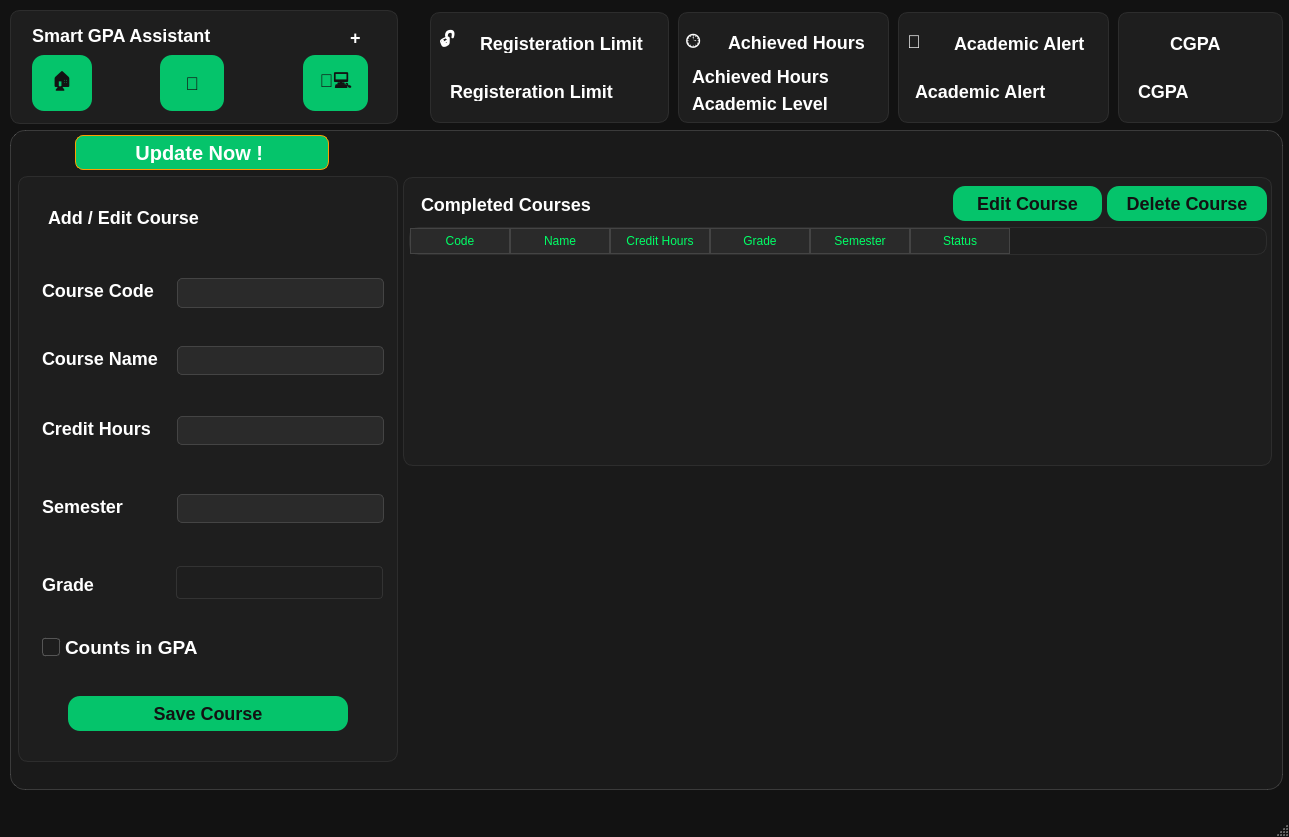
Old version of the form mainwindow.ui in the repository mostafa-hussain-1/SGA.
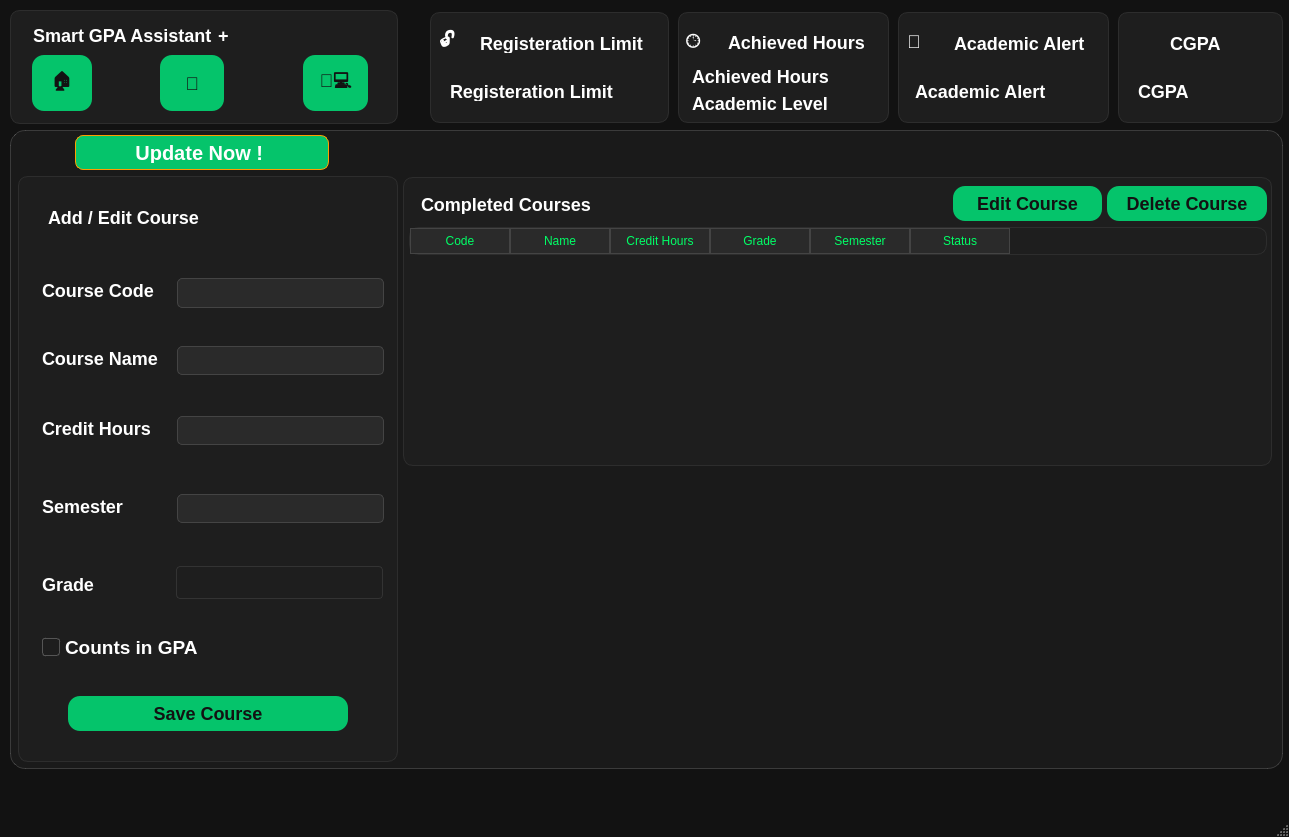
New version of the form. Icons and pictures are not drawn. Custom widgets are drawn as their Qt base class.

```diff
--- a/mainwindow.ui
+++ b/mainwindow.ui
@@ -305,28 +305,6 @@
     <property name="frameShadow">
      <enum>QFrame::Shadow::Raised</enum>
     </property>
-    <widget class="QLabel" name="head_lbl">
-     <property name="geometry">
-      <rect>
-       <x>22</x>
-       <y>4</y>
-       <width>314</width>
-       <height>43</height>
-      </rect>
-     </property>
-     <property name="font">
-      <font>
-       <pointsize>-1</pointsize>
-       <bold>true</bold>
-      </font>
-     </property>
-     <property name="text">
-      <string>Smart GPA Assistant</string>
-     </property>
-     <property name="label_case" stdset="0">
-      <string>head</string>
-     </property>
-    </widget>
     <widget class="QPushButton" name="dashboard">
      <property name="geometry">
       <rect>
@@ -384,27 +362,61 @@
       <string>emoji_btn</string>
      </property>
     </widget>
-    <widget class="QLabel" name="label_28">
+    <widget class="QWidget" name="">
      <property name="geometry">
       <rect>
-       <x>340</x>
-       <y>9</y>
-       <width>37</width>
-       <height>36</height>
+       <x>23</x>
+       <y>-10</y>
+       <width>342</width>
+       <height>71</height>
       </rect>
      </property>
-     <property name="font">
-      <font>
-       <pointsize>-1</pointsize>
-       <bold>true</bold>
-      </font>
-     </property>
-     <property name="text">
-      <string>+</string>
-     </property>
-     <property name="label_case" stdset="0">
-      <string>plus</string>
-     </property>
+     <layout class="QHBoxLayout" name="horizontalLayout">
+      <item>
+       <widget class="QLabel" name="head_lbl">
+        <property name="sizePolicy">
+         <sizepolicy hsizetype="Preferred" vsizetype="Fixed">
+          <horstretch>0</horstretch>
+          <verstretch>0</verstretch>
+         </sizepolicy>
+        </property>
+        <property name="font">
+         <font>
+          <pointsize>-1</pointsize>
+          <bold>true</bold>
+         </font>
+        </property>
+        <property name="text">
+         <string>Smart GPA Assistant</string>
+        </property>
+        <property name="label_case" stdset="0">
+         <string>head</string>
+        </property>
+       </widget>
+      </item>
+      <item>
+       <widget class="QLabel" name="label_28">
+        <property name="sizePolicy">
+         <sizepolicy hsizetype="Preferred" vsizetype="Fixed">
+          <horstretch>0</horstretch>
+          <verstretch>0</verstretch>
+         </sizepolicy>
+        </property>
+        <property name="font">
+         <font>
+          <pointsize>-1</pointsize>
+          <bold>true</bold>
+         </font>
+        </property>
+        <property name="text">
+         <string>+</string>
+        </property>
+        <property name="label_case" stdset="0">
+         <string>plus</string>
+        </property>
+       </widget>
+      </item>
+     </layout>
     </widget>
    </widget>
    <widget class="QFrame" name="frame_1">
@@ -757,7 +769,7 @@
       <x>10</x>
       <y>130</y>
       <width>1273</width>
-      <height>660</height>
+      <height>639</height>
      </rect>
     </property>
     <property name="toolTip">
@@ -1176,28 +1188,6 @@
        <string>Update Now ! </string>
       </property>
      </widget>
-     <widget class="QLabel" name="version">
-      <property name="geometry">
-       <rect>
-        <x>570</x>
-        <y>634</y>
-        <width>149</width>
-        <height>24</height>
-       </rect>
-      </property>
-      <property name="font">
-       <font>
-        <pointsize>-1</pointsize>
-        <bold>true</bold>
-       </font>
-      </property>
-      <property name="text">
-       <string/>
-      </property>
-      <property name="alignment">
-       <set>Qt::AlignmentFlag::AlignCenter</set>
-      </property>
-     </widget>
     </widget>
     <widget class="QWidget" name="page_3">
      <widget class="QFrame" name="frame_7">
@@ -2083,6 +2073,28 @@
      </widget>
     </widget>
    </widget>
+   <widget class="QLabel" name="version">
+    <property name="geometry">
+     <rect>
+      <x>562</x>
+      <y>769</y>
+      <width>149</width>
+      <height>24</height>
+     </rect>
+    </property>
+    <property name="font">
+     <font>
+      <pointsize>-1</pointsize>
+      <bold>true</bold>
+     </font>
+    </property>
+    <property name="text">
+     <string/>
+    </property>
+    <property name="alignment">
+     <set>Qt::AlignmentFlag::AlignCenter</set>
+    </property>
+   </widget>
   </widget>
   <widget class="QMenuBar" name="menubar">
    <property name="geometry">
```
